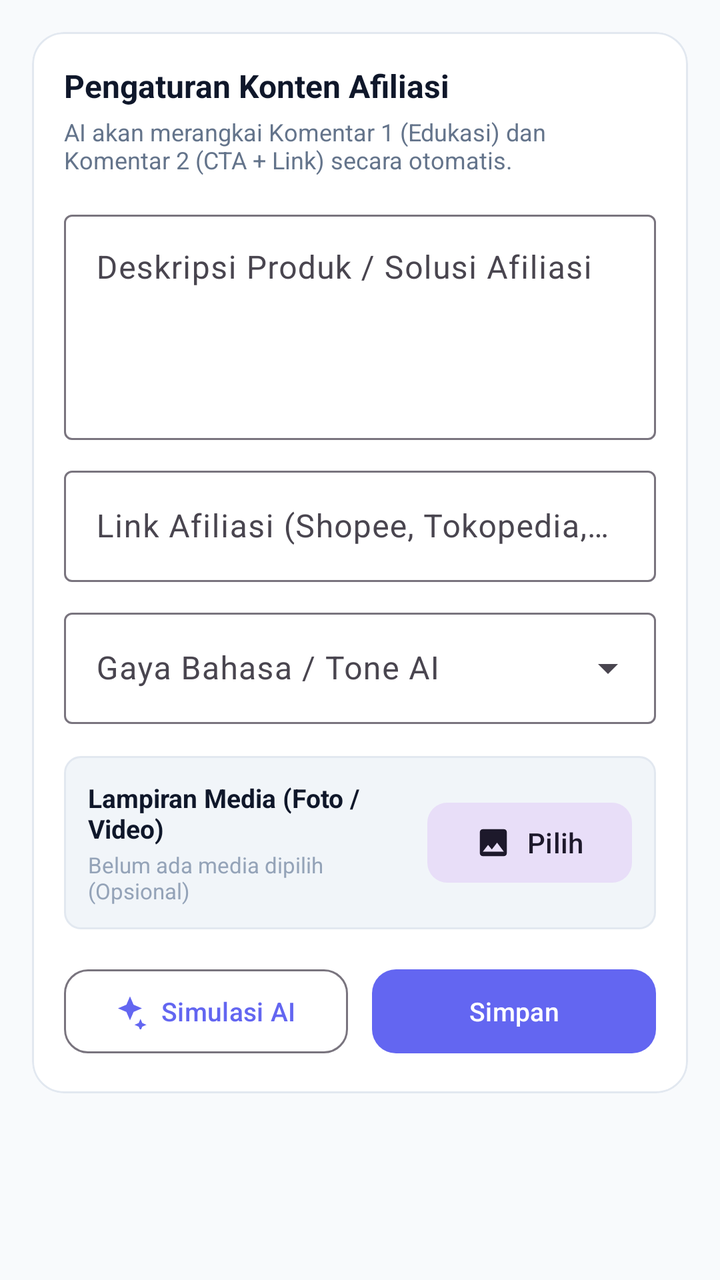
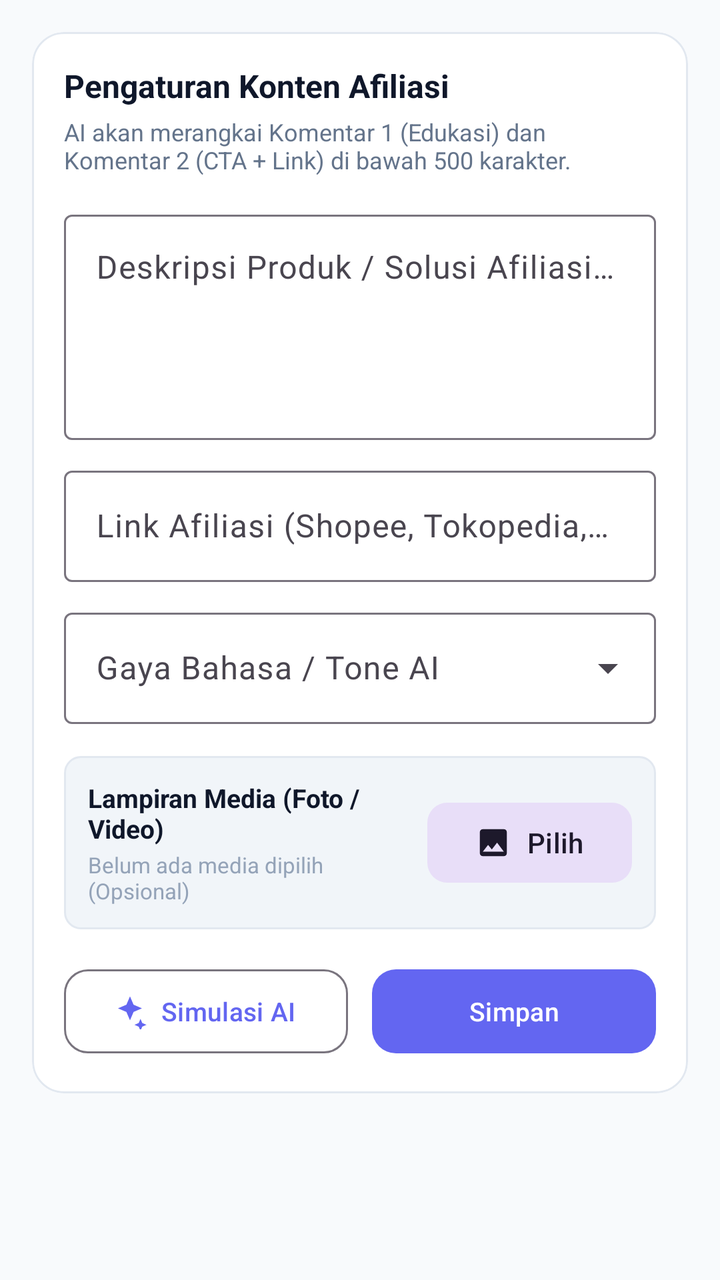

Two renders of the same Android screen: before a commit and after it. Below are the layout's source before the change and the commit's diff.
<!-- AndroidManifest.xml: application theme Theme.ThreadFlow -->
<!-- res/layout/fragment_campaign.xml -->
<?xml version="1.0" encoding="utf-8"?>
<androidx.core.widget.NestedScrollView xmlns:android="http://schemas.android.com/apk/res/android"
    xmlns:app="http://schemas.android.com/apk/res-auto"
    android:layout_width="match_parent"
    android:layout_height="match_parent"
    android:background="@color/bg_canvas"
    android:fillViewport="true">

    <LinearLayout
        android:layout_width="match_parent"
        android:layout_height="wrap_content"
        android:orientation="vertical"
        android:padding="16dp">

        <com.google.android.material.card.MaterialCardView
            android:layout_width="match_parent"
            android:layout_height="wrap_content"
            app:cardBackgroundColor="@color/surface_card"
            app:cardCornerRadius="16dp"
            app:cardElevation="0dp"
            app:strokeColor="@color/stroke_color"
            app:strokeWidth="1dp">

            <LinearLayout
                android:layout_width="match_parent"
                android:layout_height="wrap_content"
                android:orientation="vertical"
                android:padding="16dp">

                <TextView
                    android:layout_width="wrap_content"
                    android:layout_height="wrap_content"
                    android:text="Pengaturan Konten Afiliasi"
                    android:textColor="@color/text_primary"
                    android:textSize="16sp"
                    android:textStyle="bold" />

                <TextView
                    android:layout_width="wrap_content"
                    android:layout_height="wrap_content"
                    android:layout_marginTop="4dp"
                    android:text="AI akan merangkai Komentar 1 (Edukasi) dan Komentar 2 (CTA + Link) secara otomatis."
                    android:textColor="@color/text_secondary"
                    android:textSize="12sp" />

                <com.google.android.material.textfield.TextInputLayout
                    android:id="@+id/layoutDesc"
                    style="@style/Widget.Material3.TextInputLayout.OutlinedBox"
                    android:layout_width="match_parent"
                    android:layout_height="wrap_content"
                    android:layout_marginTop="14dp"
                    android:hint="Deskripsi Produk / Solusi Afiliasi">

                    <com.google.android.material.textfield.TextInputEditText
                        android:id="@+id/etProductDesc"
                        android:layout_width="match_parent"
                        android:layout_height="wrap_content"
                        android:gravity="top"
                        android:lines="4"
                        android:maxLines="6" />
                </com.google.android.material.textfield.TextInputLayout>

                <com.google.android.material.textfield.TextInputLayout
                    android:id="@+id/layoutLink"
                    style="@style/Widget.Material3.TextInputLayout.OutlinedBox"
                    android:layout_width="match_parent"
                    android:layout_height="wrap_content"
                    android:layout_marginTop="10dp"
                    android:hint="Link Afiliasi (Shopee, Tokopedia, TikTok, Web)">

                    <com.google.android.material.textfield.TextInputEditText
                        android:id="@+id/etAffiliateLink"
                        android:layout_width="match_parent"
                        android:layout_height="wrap_content"
                        android:inputType="textUri" />
                </com.google.android.material.textfield.TextInputLayout>

                <com.google.android.material.textfield.TextInputLayout
                    android:id="@+id/layoutTone"
                    style="@style/Widget.Material3.TextInputLayout.OutlinedBox.ExposedDropdownMenu"
                    android:layout_width="match_parent"
                    android:layout_height="wrap_content"
                    android:layout_marginTop="10dp"
                    android:hint="Gaya Bahasa / Tone AI">

                    <AutoCompleteTextView
                        android:id="@+id/actvTone"
                        android:layout_width="match_parent"
                        android:layout_height="wrap_content"
                        android:inputType="none" />
                </com.google.android.material.textfield.TextInputLayout>

                
                <LinearLayout
                    android:layout_width="match_parent"
                    android:layout_height="wrap_content"
                    android:layout_marginTop="16dp"
                    android:background="@drawable/bg_badge_pill"
                    android:gravity="center_vertical"
                    android:orientation="horizontal"
                    android:padding="12dp">

                    <LinearLayout
                        android:layout_width="0dp"
                        android:layout_height="wrap_content"
                        android:layout_weight="1"
                        android:orientation="vertical">

                        <TextView
                            android:layout_width="wrap_content"
                            android:layout_height="wrap_content"
                            android:text="Lampiran Media (Foto / Video)"
                            android:textColor="@color/text_primary"
                            android:textSize="13sp"
                            android:textStyle="bold" />

                        <TextView
                            android:id="@+id/tvMediaStatus"
                            android:layout_width="wrap_content"
                            android:layout_height="wrap_content"
                            android:layout_marginTop="2dp"
                            android:text="Belum ada media dipilih (Opsional)"
                            android:textColor="@color/text_muted"
                            android:textSize="11sp" />
                    </LinearLayout>

                    <com.google.android.material.button.MaterialButton
                        android:id="@+id/btnPickMedia"
                        style="@style/Widget.Material3.Button.TonalButton"
                        android:layout_width="wrap_content"
                        android:layout_height="wrap_content"
                        android:text="Pilih"
                        app:cornerRadius="10dp"
                        app:icon="@drawable/ic_add_photo" />
                </LinearLayout>

                <LinearLayout
                    android:layout_width="match_parent"
                    android:layout_height="wrap_content"
                    android:layout_marginTop="16dp"
                    android:orientation="horizontal">

                    <com.google.android.material.button.MaterialButton
                        android:id="@+id/btnSimulateAi"
                        style="@style/Widget.Material3.Button.OutlinedButton"
                        android:layout_width="0dp"
                        android:layout_height="50dp"
                        android:layout_marginEnd="6dp"
                        android:layout_weight="1"
                        android:text="Simulasi AI"
                        android:textSize="13sp"
                        app:cornerRadius="12dp"
                        app:icon="@drawable/ic_sparkle" />

                    <com.google.android.material.button.MaterialButton
                        android:id="@+id/btnSaveCampaign"
                        android:layout_width="0dp"
                        android:layout_height="50dp"
                        android:layout_marginStart="6dp"
                        android:layout_weight="1"
                        android:text="Simpan"
                        android:textSize="13sp"
                        app:cornerRadius="12dp" />
                </LinearLayout>

            </LinearLayout>
        </com.google.android.material.card.MaterialCardView>

    </LinearLayout>
</androidx.core.widget.NestedScrollView>
<!-- resources referenced by this layout -->
<resources>
  <color name="bg_canvas">#F8FAFC</color>
  <color name="stroke_color">#E2E8F0</color>
  <color name="surface_card">#FFFFFF</color>
  <color name="text_muted">#94A3B8</color>
  <color name="text_primary">#0F172A</color>
  <color name="text_secondary">#64748B</color>
  <!-- drawable bg_badge_pill (drawable) -->
  <?xml version="1.0" encoding="utf-8"?>
  <shape xmlns:android="http://schemas.android.com/apk/res/android"
      android:shape="rectangle">
      <corners android:radius="8dp" />
      <solid android:color="@color/surface_variant" />
      <stroke android:width="1dp" android:color="@color/stroke_color" />
  </shape>
  <!-- drawable ic_add_photo (drawable) -->
  <vector xmlns:android="http://schemas.android.com/apk/res/android"
      android:width="24dp"
      android:height="24dp"
      android:viewportWidth="24"
      android:viewportHeight="24">
      <path
          android:fillColor="#FFFFFFFF"
          android:pathData="M21,19V5c0,-1.1 -0.9,-2 -2,-2H5c-1.1,0 -2,0.9 -2,2v14c0,1.1 0.9,2 2,2h14c1.1,0 2,-0.9 2,-2zM8.5,13.5l2.5,3.01L14.5,12l4.5,6H5l3.5,-4.5z"/>
  </vector>
  <!-- drawable ic_sparkle (drawable) -->
  <vector xmlns:android="http://schemas.android.com/apk/res/android"
      android:width="24dp"
      android:height="24dp"
      android:viewportWidth="24"
      android:viewportHeight="24">
      <path
          android:fillColor="#FFFFFFFF"
          android:pathData="M12,2L14.4,7.6L20,10L14.4,12.4L12,18L9.6,12.4L4,10L9.6,7.6L12,2z M19,17l1.2,2.8L23,21l-2.8,1.2L19,25l-1.2,-2.8L15,21l2.8,-1.2L19,17z"/>
  </vector>
  <color name="surface_variant">#F1F5F9</color>
  <color name="primary">#6366F1</color>
  <color name="primary_variant">#4F46E5</color>
  <color name="on_primary">#FFFFFF</color>
  <color name="secondary">#EC4899</color>
  <color name="on_secondary">#FFFFFF</color>
  <style name="ShapeAppearance.ThreadFlow.Small" parent="ShapeAppearance.Material3.SmallComponent">
          <item name="cornerSize">10dp</item>
      </style>
  <style name="ShapeAppearance.ThreadFlow.Medium" parent="ShapeAppearance.Material3.MediumComponent">
          <item name="cornerSize">16dp</item>
      </style>
  <style name="ShapeAppearance.ThreadFlow.Large" parent="ShapeAppearance.Material3.LargeComponent">
          <item name="cornerSize">20dp</item>
      </style>
  <!-- unchanged entries left out for length: 1 -->
</resources>

<!-- the commit's change to res/layout/fragment_campaign.xml (unified diff, before → after) -->
@@ -30,7 +30,7 @@
                 <TextView
                     android:layout_width="wrap_content"
                     android:layout_height="wrap_content"
-                    android:text="Pengaturan Konten Afiliasi"
+                    android:text="@string/campaign_title"
                     android:textColor="@color/text_primary"
                     android:textSize="16sp"
                     android:textStyle="bold" />
@@ -39,7 +39,7 @@
                     android:layout_width="wrap_content"
                     android:layout_height="wrap_content"
                     android:layout_marginTop="4dp"
-                    android:text="AI akan merangkai Komentar 1 (Edukasi) dan Komentar 2 (CTA + Link) secara otomatis."
+                    android:text="@string/campaign_subtitle"
                     android:textColor="@color/text_secondary"
                     android:textSize="12sp" />
 
@@ -49,7 +49,7 @@
                     android:layout_width="match_parent"
                     android:layout_height="wrap_content"
                     android:layout_marginTop="14dp"
-                    android:hint="Deskripsi Produk / Solusi Afiliasi">
+                    android:hint="@string/campaign_desc_hint">
 
                     <com.google.android.material.textfield.TextInputEditText
                         android:id="@+id/etProductDesc"
@@ -66,7 +66,7 @@
                     android:layout_width="match_parent"
                     android:layout_height="wrap_content"
                     android:layout_marginTop="10dp"
-                    android:hint="Link Afiliasi (Shopee, Tokopedia, TikTok, Web)">
+                    android:hint="@string/campaign_link_hint">
 
                     <com.google.android.material.textfield.TextInputEditText
                         android:id="@+id/etAffiliateLink"
@@ -81,7 +81,7 @@
                     android:layout_width="match_parent"
                     android:layout_height="wrap_content"
                     android:layout_marginTop="10dp"
-                    android:hint="Gaya Bahasa / Tone AI">
+                    android:hint="@string/campaign_tone_hint">
 
                     <AutoCompleteTextView
                         android:id="@+id/actvTone"
@@ -109,7 +109,7 @@
                         <TextView
                             android:layout_width="wrap_content"
                             android:layout_height="wrap_content"
-                            android:text="Lampiran Media (Foto / Video)"
+                            android:text="@string/campaign_media_title"
                             android:textColor="@color/text_primary"
                             android:textSize="13sp"
                             android:textStyle="bold" />
@@ -119,7 +119,7 @@
                             android:layout_width="wrap_content"
                             android:layout_height="wrap_content"
                             android:layout_marginTop="2dp"
-                            android:text="Belum ada media dipilih (Opsional)"
+                            android:text="@string/campaign_media_empty"
                             android:textColor="@color/text_muted"
                             android:textSize="11sp" />
                     </LinearLayout>
@@ -129,7 +129,7 @@
                         style="@style/Widget.Material3.Button.TonalButton"
                         android:layout_width="wrap_content"
                         android:layout_height="wrap_content"
-                        android:text="Pilih"
+                        android:text="@string/campaign_btn_pick"
                         app:cornerRadius="10dp"
                         app:icon="@drawable/ic_add_photo" />
                 </LinearLayout>
@@ -147,7 +147,7 @@
                         android:layout_height="50dp"
                         android:layout_marginEnd="6dp"
                         android:layout_weight="1"
-                        android:text="Simulasi AI"
+                        android:text="@string/campaign_btn_simulate"
                         android:textSize="13sp"
                         app:cornerRadius="12dp"
                         app:icon="@drawable/ic_sparkle" />
@@ -158,7 +158,7 @@
                         android:layout_height="50dp"
                         android:layout_marginStart="6dp"
                         android:layout_weight="1"
-                        android:text="Simpan"
+                        android:text="@string/campaign_btn_save"
                         android:textSize="13sp"
                         app:cornerRadius="12dp" />
                 </LinearLayout>
<!-- resource entries referenced after the edit -->
@@ -34,6 +34,16 @@
           android:fillColor="#FFFFFFFF"
           android:pathData="M12,2L14.4,7.6L20,10L14.4,12.4L12,18L9.6,12.4L4,10L9.6,7.6L12,2z M19,17l1.2,2.8L23,21l-2.8,1.2L19,25l-1.2,-2.8L15,21l2.8,-1.2L19,17z"/>
   </vector>
+  <string name="campaign_btn_pick">Pilih</string>
+  <string name="campaign_btn_save">Simpan</string>
+  <string name="campaign_btn_simulate">Simulasi AI</string>
+  <string name="campaign_desc_hint">Deskripsi Produk / Solusi Afiliasi (Bisa sangat panjang)</string>
+  <string name="campaign_link_hint">Link Afiliasi (Shopee, Tokopedia, TikTok, Web)</string>
+  <string name="campaign_media_empty">Belum ada media dipilih (Opsional)</string>
+  <string name="campaign_media_title">Lampiran Media (Foto / Video)</string>
+  <string name="campaign_subtitle">AI akan merangkai Komentar 1 (Edukasi) dan Komentar 2 (CTA + Link) di bawah 500 karakter.</string>
+  <string name="campaign_title">Pengaturan Konten Afiliasi</string>
+  <string name="campaign_tone_hint">Gaya Bahasa / Tone AI</string>
   <color name="surface_variant">#F1F5F9</color>
   <color name="primary">#6366F1</color>
   <color name="primary_variant">#4F46E5</color>
